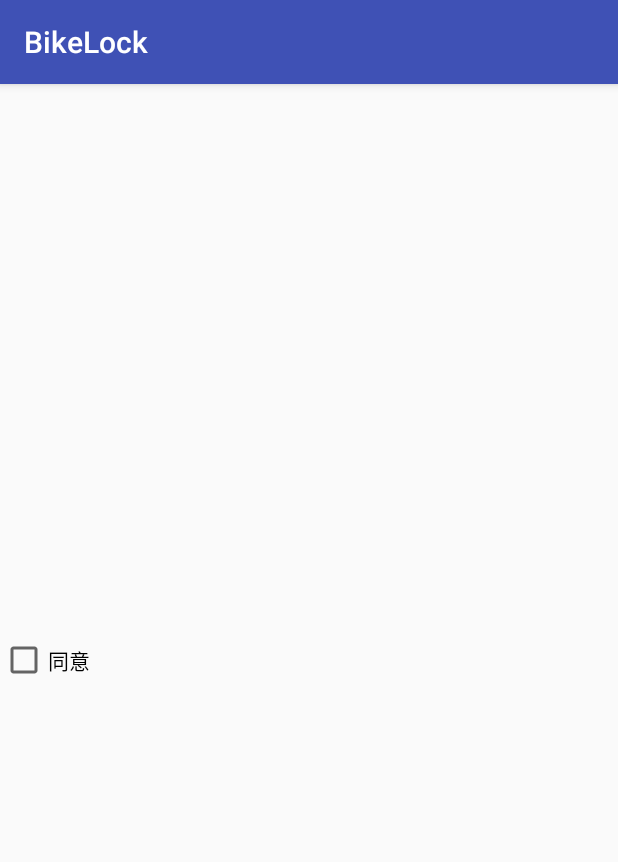
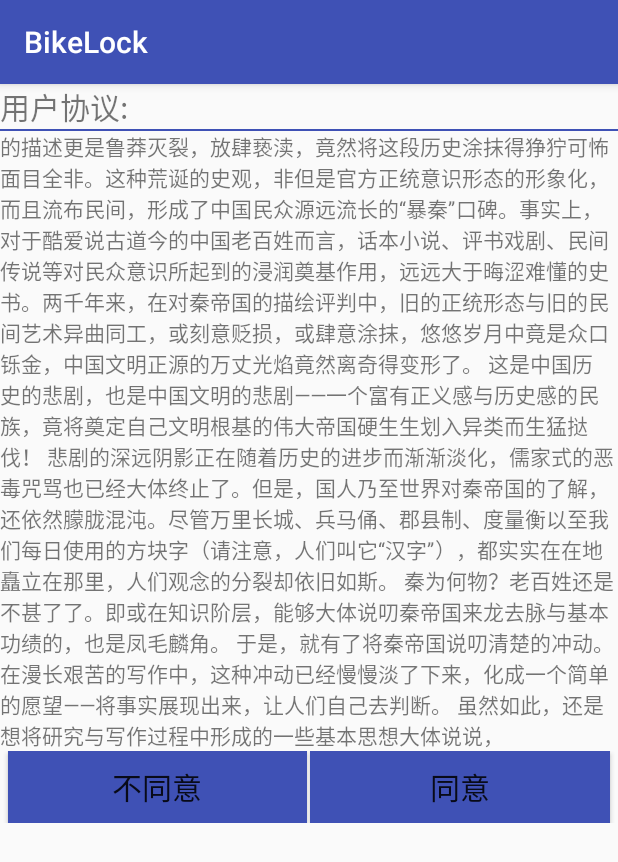
Before and after one commit to PotoYang/BikeLock, an Android app: the ProtocolActivity screen opened directly, with no data from a screen before it, on a phone screen of 412 x 824 dp. Shown: the top 862 px of the screen. Run offline under Robolectric (Android 15) with nearby library versions, the phone set to English and light mode, and no system bars.

Commit message:
2016.4.9 yyc协议模块及项目整理

```diff
--- a/app/src/main/java/com/example/potoyang/bikelock/MainActivity.java
+++ b/app/src/main/java/com/example/potoyang/bikelock/Activity/MainActivity.java
@@ -1,7 +1,9 @@
-package com.example.potoyang.bikelock;
+package com.example.potoyang.bikelock.Activity;
 
 import android.support.v7.app.AppCompatActivity;
 import android.os.Bundle;
+
+import com.example.potoyang.bikelock.R;
 
 public class MainActivity extends AppCompatActivity {
 
--- a/app/src/main/java/com/example/potoyang/bikelock/MapActivity.java
+++ b/app/src/main/java/com/example/potoyang/bikelock/Activity/MapActivity.java
@@ -1,4 +1,4 @@
-package com.example.potoyang.bikelock;
+package com.example.potoyang.bikelock.Activity;
 
 import android.os.Bundle;
 import android.os.Handler;
@@ -19,6 +19,8 @@ import com.baidu.mapapi.map.MapStatusUpdateFactory;
 import com.baidu.mapapi.map.MapView;
 import com.baidu.mapapi.map.MyLocationData;
 import com.baidu.mapapi.model.LatLng;
+import com.example.potoyang.bikelock.R;
+import com.example.potoyang.bikelock.SendDataToServer;
 import com.example.potoyang.bikelock.view.satallite_view.SatelliteMenu;
 import com.example.potoyang.bikelock.view.satallite_view.SatelliteMenuItem;
 
--- /dev/null
+++ b/app/src/main/java/com/example/potoyang/bikelock/Activity/ProtocolActivity.java
@@ -0,0 +1,51 @@
+package com.example.potoyang.bikelock.Activity;
+
+import android.content.Intent;
+import android.os.Bundle;
+import android.support.v7.app.AppCompatActivity;
+import android.view.KeyEvent;
+import android.view.View;
+import android.widget.Button;
+
+import com.example.potoyang.bikelock.R;
+
+public class ProtocolActivity extends AppCompatActivity {
+
+    private Button btn_protocol_agree, btn_protocol_disagree;
+
+    @Override
+    protected void onCreate(Bundle savedInstanceState) {
+        super.onCreate(savedInstanceState);
+        setContentView(R.layout.activity_protocol);
+
+        btn_protocol_agree = (Button) findViewById(R.id.btn_protocol_agree);
+        btn_protocol_disagree = (Button) findViewById(R.id.btn_protocol_disagree);
+
+        btn_protocol_disagree.setOnClickListener(new View.OnClickListener() {
+            @Override
+            public void onClick(View v) {
+                finish();
+            }
+        });
+
+        btn_protocol_agree.setOnClickListener(new View.OnClickListener() {
+            @Override
+            public void onClick(View v) {
+                Intent intent = new Intent(ProtocolActivity.this, AnimationActivity.class);
+                startActivity(intent);
+                finish();
+            }
+        });
+    }
+
+    /**
+     * 屏蔽返回键
+     */
+    @Override
+    public boolean onKeyDown(int keyCode, KeyEvent event) {
+        if (keyCode == KeyEvent.KEYCODE_BACK) {
+            return false;
+        }
+        return false;
+    }
+}
--- a/app/src/main/java/com/example/potoyang/bikelock/MyApplication.java
+++ b/app/src/main/java/com/example/potoyang/bikelock/MyApplication.java
@@ -8,13 +8,13 @@ import com.baidu.mapapi.SDKInitializer;
  * @FileName: com.example.potoyang.bikelock.MyApplication.java
  * @author: Yuchuan Yang
  * @data:2016-03-31 20:09
- * 用来初始化app的全局变量
+ * @Description: 用来初始化app的全局变量
  */
 public class MyApplication extends Application {
     @Override
     public void onCreate() {
         super.onCreate();
-        // 在使用SDK各组间之前初始化context信息，传入ApplicationContext
+        //在使用SDK各组间之前初始化context信息，传入ApplicationContext
         SDKInitializer.initialize(this);
     }
 }
--- a/app/src/main/java/com/example/potoyang/bikelock/ProtocolActivity.java
+++ /dev/null
@@ -1,28 +0,0 @@
-package com.example.potoyang.bikelock;
-
-import android.content.Intent;
-import android.support.v7.app.AppCompatActivity;
-import android.os.Bundle;
-import android.view.View;
-import android.widget.CheckBox;
-
-public class ProtocolActivity extends AppCompatActivity {
-
-    CheckBox cb_agree;
-
-    @Override
-    protected void onCreate(Bundle savedInstanceState) {
-        super.onCreate(savedInstanceState);
-        setContentView(R.layout.activity_protocol);
-
-        cb_agree = (CheckBox) findViewById(R.id.cb_agree);
-
-        cb_agree.setOnClickListener(new View.OnClickListener() {
-            @Override
-            public void onClick(View v) {
-                Intent intent = new Intent(ProtocolActivity.this, AnimationActivity.class);
-                startActivity(intent);
-            }
-        });
-    }
-}
--- a/app/src/main/java/com/example/potoyang/bikelock/SendDataToServer.java
+++ b/app/src/main/java/com/example/potoyang/bikelock/SendDataToServer.java
@@ -12,6 +12,7 @@ import java.util.Map;
  * @FileName: com.example.potoyang.bikelock.SendDataToServer.java
  * @author: Yuchuan Yang
  * @data:2016-04-04 22:02
+ * @Description: 发送数据到服务器
  */
 public class SendDataToServer {
     private static String url =
--- a/app/src/main/res/layout/activity_main.xml
+++ b/app/src/main/res/layout/activity_main.xml
@@ -7,7 +7,7 @@
     android:paddingLeft="@dimen/activity_horizontal_margin"
     android:paddingRight="@dimen/activity_horizontal_margin"
     android:paddingTop="@dimen/activity_vertical_margin"
-    tools:context="com.example.potoyang.bikelock.MainActivity">
+    tools:context=".Activity.MainActivity">
 
     <TextView
         android:layout_width="wrap_content"
--- a/app/src/main/res/layout/activity_map.xml
+++ b/app/src/main/res/layout/activity_map.xml
@@ -4,7 +4,7 @@
     xmlns:tools="http://schemas.android.com/tools"
     android:layout_width="match_parent"
     android:layout_height="match_parent"
-    tools:context="com.example.potoyang.bikelock.MapActivity">
+    tools:context=".Activity.MapActivity">
 
     <com.baidu.mapapi.map.MapView
         android:id="@+id/bmapView"
--- a/app/src/main/res/layout/activity_protocol.xml
+++ b/app/src/main/res/layout/activity_protocol.xml
@@ -1,16 +1,54 @@
 <?xml version="1.0" encoding="utf-8"?>
 <LinearLayout xmlns:android="http://schemas.android.com/apk/res/android"
-    xmlns:tools="http://schemas.android.com/tools"
     android:layout_width="match_parent"
     android:layout_height="match_parent"
-    android:orientation="vertical"
-    tools:context=".ProtocolActivity">
+    android:orientation="vertical">
 
-    <CheckBox
-        android:id="@+id/cb_agree"
+    <TextView
+        android:layout_width="wrap_content"
+        android:layout_height="wrap_content"
+        android:text="@string/protocol"
+        android:textSize="20dp" />
+
+    <View
         android:layout_width="match_parent"
-        android:layout_height="match_parent"
-        android:checked="false"
-        android:text="@string/cb_agree" />
+        android:layout_height="1dp"
+        android:background="@color/background_color" />
+
+    <TextView
+        android:layout_width="wrap_content"
+        android:layout_height="wrap_content"
+        android:text="@string/protocol_content" />
+
+    <LinearLayout
+        android:layout_width="match_parent"
+        android:layout_height="wrap_content"
+        android:orientation="horizontal">
+
+        <Button
+            android:id="@+id/btn_protocol_disagree"
+            android:layout_width="0dp"
+            android:layout_height="wrap_content"
+            android:layout_marginLeft="5dp"
+            android:layout_weight="1"
+            android:background="@color/background_color"
+            android:text="@string/btn_protocol_disagree"
+            android:textSize="20dp" />
+
+        <View
+            android:layout_width="2dp"
+            android:layout_height="match_parent" />
+
+        <Button
+            android:id="@+id/btn_protocol_agree"
+            android:layout_width="0dp"
+            android:layout_height="wrap_content"
+            android:layout_marginRight="5dp"
+            android:layout_weight="1"
+            android:background="@color/background_color"
+            android:text="@string/btn_protocol_agree"
+            android:textSize="20dp" />
+
+    </LinearLayout>
 
 </LinearLayout>
--- a/app/src/main/res/values/strings.xml
+++ b/app/src/main/res/values/strings.xml
@@ -1,6 +1,15 @@
 <resources>
     <string name="app_name">BikeLock</string>
     <string name="Get">GET</string>
-    <string name="cb_agree">同意</string>
     <string name="empty"></string>
+    <string name="protocol">用户协议:</string>
+    <string name="protocol_content">的描述更是鲁莽灭裂，放肆亵渎，竟然将这段历史涂抹得狰狞可怖面目全非。这种荒诞的史观，非但是官方正统意识形态的形象化，而且流布民间，形成了中国民众源远流长的“暴秦”口碑。事实上，对于酷爱说古道今的中国老百姓而言，话本小说、评书戏剧、民间传说等对民众意识所起到的浸润奠基作用，远远大于晦涩难懂的史书。两千年来，在对秦帝国的描绘评判中，旧的正统形态与旧的民间艺术异曲同工，或刻意贬损，或肆意涂抹，悠悠岁月中竟是众口铄金，中国文明正源的万丈光焰竟然离奇得变形了。
+这是中国历史的悲剧，也是中国文明的悲剧——一个富有正义感与历史感的民族，竟将奠定自己文明根基的伟大帝国硬生生划入异类而生猛挞伐！
+悲剧的深远阴影正在随着历史的进步而渐渐淡化，儒家式的恶毒咒骂也已经大体终止了。但是，国人乃至世界对秦帝国的了解，还依然朦胧混沌。尽管万里长城、兵马俑、郡县制、度量衡以至我们每日使用的方块字（请注意，人们叫它“汉字”），都实实在在地矗立在那里，人们观念的分裂却依旧如斯。
+秦为何物？老百姓还是不甚了了。即或在知识阶层，能够大体说叨秦帝国来龙去脉与基本功绩的，也是凤毛麟角。
+于是，就有了将秦帝国说叨清楚的冲动。
+在漫长艰苦的写作中，这种冲动已经慢慢淡了下来，化成一个简单的愿望——将事实展现出来，让人们自己去判断。
+虽然如此，还是想将研究与写作过程中形成的一些基本思想大体说说，</string>
+    <string name="btn_protocol_agree">同意</string>
+    <string name="btn_protocol_disagree">不同意</string>
 </resources>
```
Also changed, not shown: app/src/main/AndroidManifest.xml (+5 -5 lines), app/src/main/java/com/example/potoyang/bikelock/Activity/AnimationActivity.java (renamed from app/src/main/java/com/example/potoyang/bikelock/AnimationActivity.java, +16 -2 lines), app/src/main/java/com/example/potoyang/bikelock/Activity/LoadingActivity.java (renamed from app/src/main/java/com/example/potoyang/bikelock/LoadingActivity.java, +12 -8 lines), app/src/main/res/drawable/ic_launcher.png (deleted).
